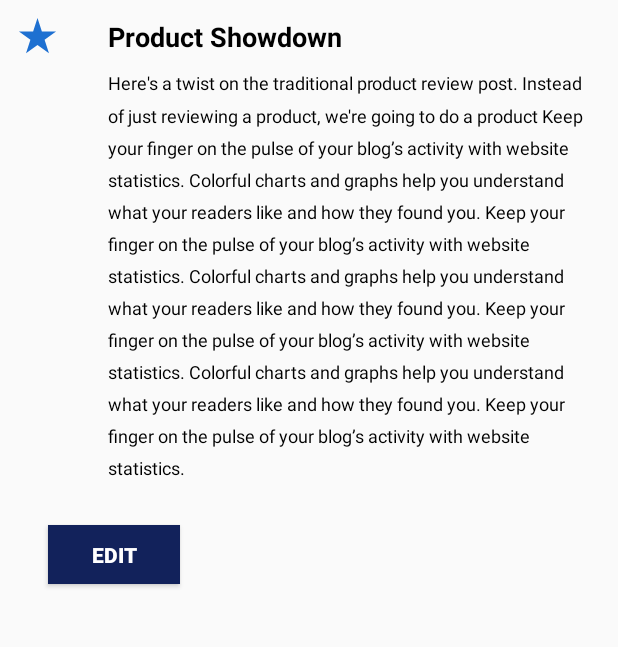
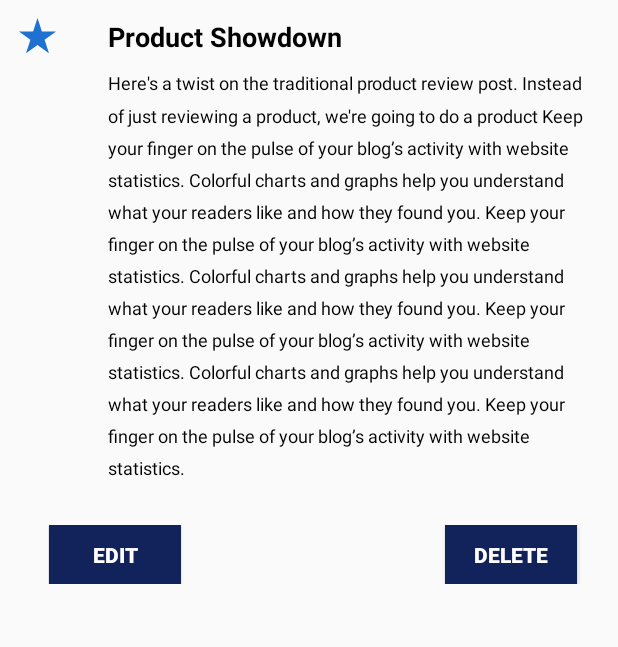
Before and after one commit to Gabrielhephzibah/NoteApp, an Android app: the NoteContent screen opened directly, with no data from a screen before it, on a phone screen of 412 x 824 dp, the part 90-737 px from its top. Run offline under Robolectric (Android 15) with nearby library versions, the phone set to English and light mode, and no system bars; Roboto replaces fonts that are not available here; 4 statements that could not run were skipped.

Commit message:
implemented deletenote

```diff
--- a/app/src/main/java/com/cherish/mynoteapp/NoteAdapter.java
+++ b/app/src/main/java/com/cherish/mynoteapp/NoteAdapter.java
@@ -2,6 +2,7 @@ package com.cherish.mynoteapp;
 
 import android.content.Context;
 import android.content.Intent;
+import android.util.Log;
 import android.view.LayoutInflater;
 import android.view.View;
 import android.view.ViewGroup;
@@ -34,11 +35,10 @@ public class NoteAdapter extends RecyclerView.Adapter<NoteAdapter.NoteViewHolder
     }
 
     @Override
-    public void onBindViewHolder(@NonNull NoteAdapter.NoteViewHolder holder, int position) {
+    public void onBindViewHolder(@NonNull final NoteAdapter.NoteViewHolder holder, int position) {
             Note notes = note.get(position);
             holder.content.setText(notes.getContent());
             holder.heading.setText(notes.getHeading());
-
     }
 
     @Override
@@ -65,6 +65,7 @@ public class NoteAdapter extends RecyclerView.Adapter<NoteAdapter.NoteViewHolder
             intent.putExtra("note", noteItem);
             context.startActivity(intent);
 
+
         }
     }
 
--- a/app/src/main/res/layout/activity_note_content.xml
+++ b/app/src/main/res/layout/activity_note_content.xml
@@ -5,8 +5,7 @@
     android:layout_width="match_parent"
     android:layout_height="match_parent"
     android:orientation="vertical"
-
-    tools:context=".MainActivity">
+    tools:context=".NoteContent">
 
     <LinearLayout
         android:layout_width="match_parent"
@@ -29,8 +28,7 @@
 
     <LinearLayout
         android:layout_width="match_parent"
-        android:layout_height="wrap_content"
-        android:onClick="showDetails">
+        android:layout_height="wrap_content">
 
         <RelativeLayout
             android:layout_width="match_parent"
@@ -71,16 +69,44 @@
         </RelativeLayout>
     </LinearLayout>
 
+    <androidx.constraintlayout.widget.ConstraintLayout
+        android:layout_width="match_parent"
+        android:layout_height="wrap_content"
+        android:layout_marginLeft="32dp"
+        android:layout_marginTop="30dp">
+
         <Button
             android:id="@+id/edit"
-        android:layout_marginLeft="32dp"
             android:layout_width="wrap_content"
             android:layout_height="39dp"
+            android:layout_marginEnd="291dp"
+            android:background="#12225B"
             android:text="Edit"
             android:textColor="#fff"
             android:textStyle="bold"
+            app:layout_constraintBottom_toBottomOf="parent"
+            app:layout_constraintEnd_toEndOf="parent"
+            app:layout_constraintStart_toStartOf="parent"
+            app:layout_constraintTop_toTopOf="parent" />
+
+
+        <Button
+            android:id="@+id/delete"
+            android:layout_width="wrap_content"
+            android:layout_height="39dp"
+            android:layout_marginLeft="176dp"
+            android:layout_marginEnd="27dp"
             android:background="#12225B"
-        android:layout_marginTop="30dp"/>
+            android:text="Delete"
+            android:textColor="#fff"
+            android:textStyle="bold"
+            app:layout_constraintBottom_toBottomOf="parent"
+            app:layout_constraintEnd_toEndOf="parent"
+            app:layout_constraintLeft_toRightOf="@+id/edit"
+            app:layout_constraintTop_toTopOf="parent" />
+
+
+    </androidx.constraintlayout.widget.ConstraintLayout>
 
 
 </LinearLayout>
--- a/app/src/main/res/layout/note_item_layout.xml
+++ b/app/src/main/res/layout/note_item_layout.xml
@@ -4,7 +4,6 @@
     android:layout_height="wrap_content">
 
     <LinearLayout
-        android:onClick="showDetails"
         android:orientation="vertical"
         android:layout_width="match_parent"
         android:layout_height="wrap_content">
```
Also changed, not shown: app/src/main/java/com/cherish/mynoteapp/MainActivity.java (+8 -11 lines), app/src/main/java/com/cherish/mynoteapp/NewNoteActivity.java (+8 -12 lines), app/src/main/java/com/cherish/mynoteapp/NoteContent.java (+78 -0 lines). Lines whose indentation alone changed are shown as unchanged.
